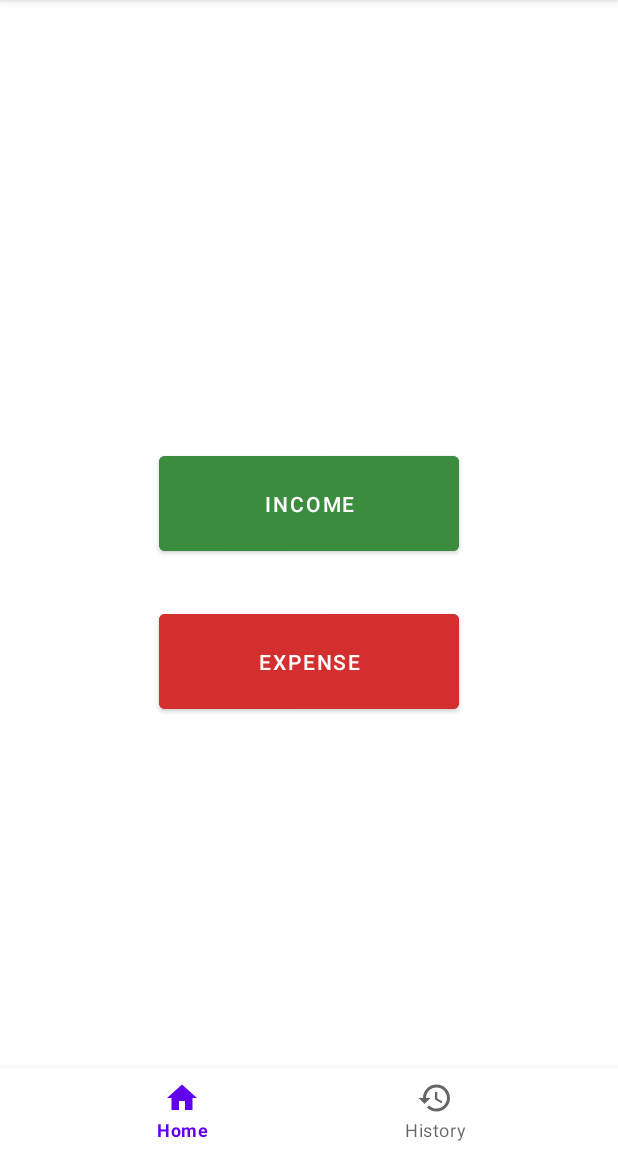
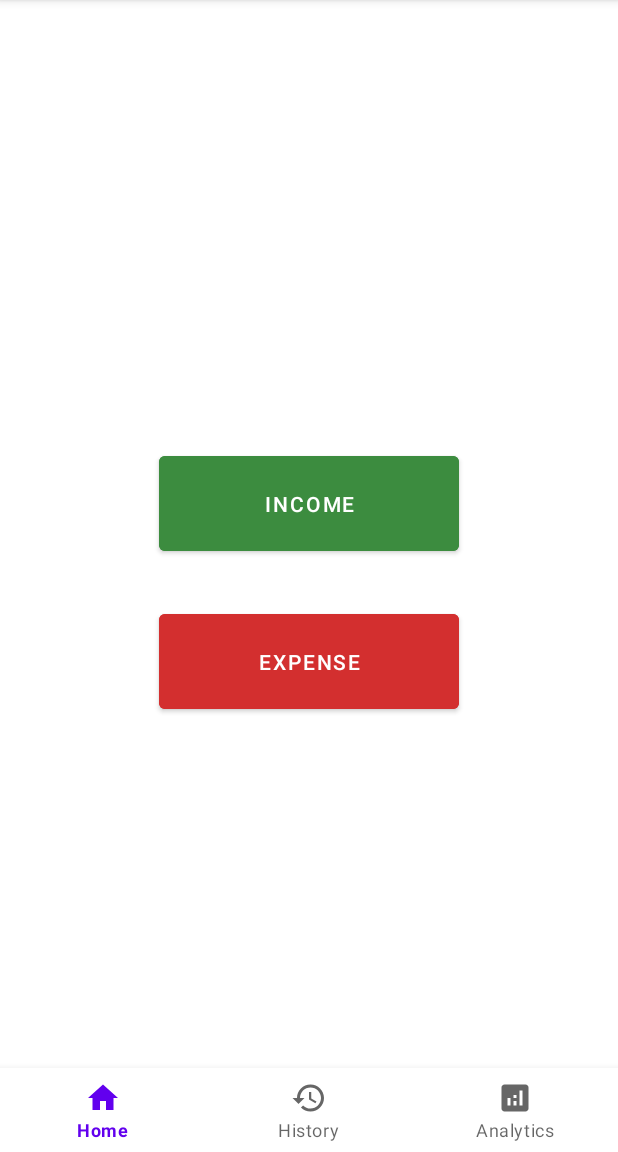
Before and after one commit to devyza/MoneyTracker50, an Android app: the screen it shows after launch (MainActivity), on a phone screen of 412 x 824 dp, the part 84-1236 px from its top. Run offline under Robolectric (Android 15) with nearby library versions, the phone set to English and light mode, and no system bars; our stand-ins replace Room's generated code; libraries missing offline, so code that uses them is left out: com.github.mikephil.charting.

Commit message:
MP Barchart was added in AnalyticsFragment

```diff
--- a/app/build.gradle
+++ b/app/build.gradle
@@ -34,6 +34,8 @@ dependencies {
     implementation 'com.google.android.material:material:1.2.1'
     implementation 'androidx.constraintlayout:constraintlayout:2.0.4'
     implementation "androidx.room:room-runtime:2.2.5"
+    implementation 'com.github.PhilJay:MPAndroidChart:v3.1.0'
+    implementation 'androidx.legacy:legacy-support-v4:1.0.0'
     annotationProcessor "androidx.room:room-compiler:2.2.5"
     testImplementation 'junit:junit:4.+'
     androidTestImplementation 'androidx.test.ext:junit:1.1.2'
--- a/app/src/main/java/com/example/moneytracker50/MainActivity.java
+++ b/app/src/main/java/com/example/moneytracker50/MainActivity.java
@@ -15,6 +15,7 @@ public class MainActivity extends AppCompatActivity {
 
     HomeFragment mainFragment = new HomeFragment();
     HistoryFragment historyFragment = new HistoryFragment();
+    AnalyticsFragment analyticsFragment = new AnalyticsFragment();
 
     BottomNavigationView btm_nav;
 
@@ -46,6 +47,8 @@ public class MainActivity extends AppCompatActivity {
                         case R.id.action_history:
                             selectedFragment = historyFragment;
                             break;
+                        case R.id.action_analytics:
+                            selectedFragment = analyticsFragment;
                     }
 
                     getSupportFragmentManager().beginTransaction().replace(
--- a/app/src/main/java/com/example/moneytracker50/RecordDao.java
+++ b/app/src/main/java/com/example/moneytracker50/RecordDao.java
@@ -14,9 +14,14 @@ public interface RecordDao {
     void addRecord(Record record);
 
     @Query ("SELECT * FROM records " +
-            "WHERE strftime('%m', date/1000, 'unixepoch') = strftime('%m', :date/1000, 'unixepoch')" +
+            "WHERE strftime('%m %Y', date/1000, 'unixepoch') = strftime('%m %Y', :date/1000, 'unixepoch') " +
             "ORDER BY date DESC, id DESC")
     List<Record> getRecordsByMonth(Date date);
+
+    @Query("SELECT date AS yearMonth, SUM(amount) AS money from records " +
+            "WHERE strftime('%Y', date/1000, 'unixepoch') = strftime('%Y', :year/1000, 'unixepoch')" +
+            "GROUP BY STRFTIME('%m %Y', date/1000, 'unixepoch')")
+    List<MontlyRecord> getAmountByMonth(Date year);
 
     @Query ("SELECT SUM(amount) FROM records")
     BigDecimal getAmount();
--- /dev/null
+++ b/app/src/main/res/drawable/ic_analytics.xml
@@ -0,0 +1,5 @@
+<vector android:height="24dp" android:tint="#FFFFFF"
+    android:viewportHeight="24" android:viewportWidth="24"
+    android:width="24dp" xmlns:android="http://schemas.android.com/apk/res/android">
+    <path android:fillColor="@android:color/white" android:pathData="M19,3L5,3c-1.1,0 -2,0.9 -2,2v14c0,1.1 0.9,2 2,2h14c1.1,0 2,-0.9 2,-2L21,5c0,-1.1 -0.9,-2 -2,-2zM9,17L7,17v-5h2v5zM13,17h-2v-3h2v3zM13,12h-2v-2h2v2zM17,17h-2L15,7h2v10z"/>
+</vector>
--- a/app/src/main/res/menu/bottom_nav_menu.xml
+++ b/app/src/main/res/menu/bottom_nav_menu.xml
@@ -13,4 +13,10 @@
         android:icon="@drawable/ic_history"
         app:showAsAction="ifRoom"
         android:enabled="true"/>
+    <item
+        android:id="@+id/action_analytics"
+        android:title="Analytics"
+        android:icon="@drawable/ic_analytics"
+        app:showAsAction="ifRoom"
+        android:enabled="true"/>
 </menu>
--- a/build.gradle
+++ b/build.gradle
@@ -16,6 +16,7 @@ allprojects {
     repositories {
         google()
         jcenter()
+        maven { url 'https://jitpack.io' }
     }
 }
 
```
Also changed, not shown: app/src/main/java/com/example/moneytracker50/AnalyticsFragment.java (added, +67 -0 lines), app/src/main/java/com/example/moneytracker50/MontlyRecord.java (added, +28 -0 lines), app/src/main/res/layout/fragment_analytics.xml (added, +42 -0 lines).
